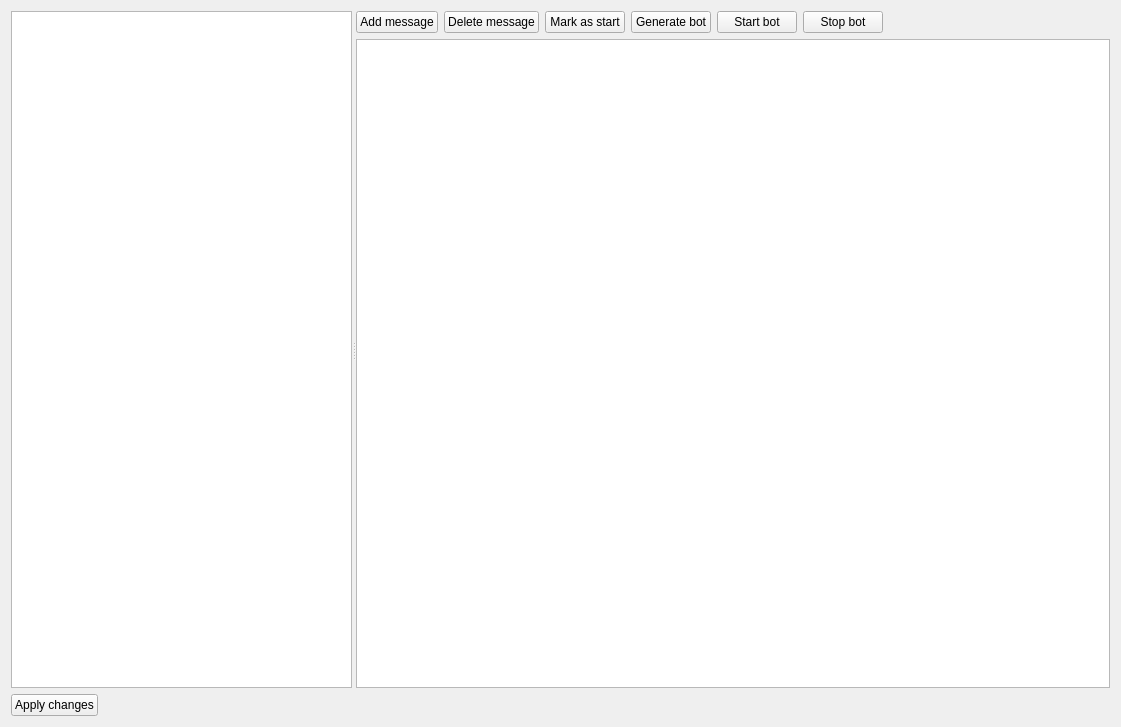
Before: the Qt Designer form desktop_constructor_app/constructor_app/widgets/bot_editor_form.ui in cuttlesystems/simplegram, drawn with Qt 5.
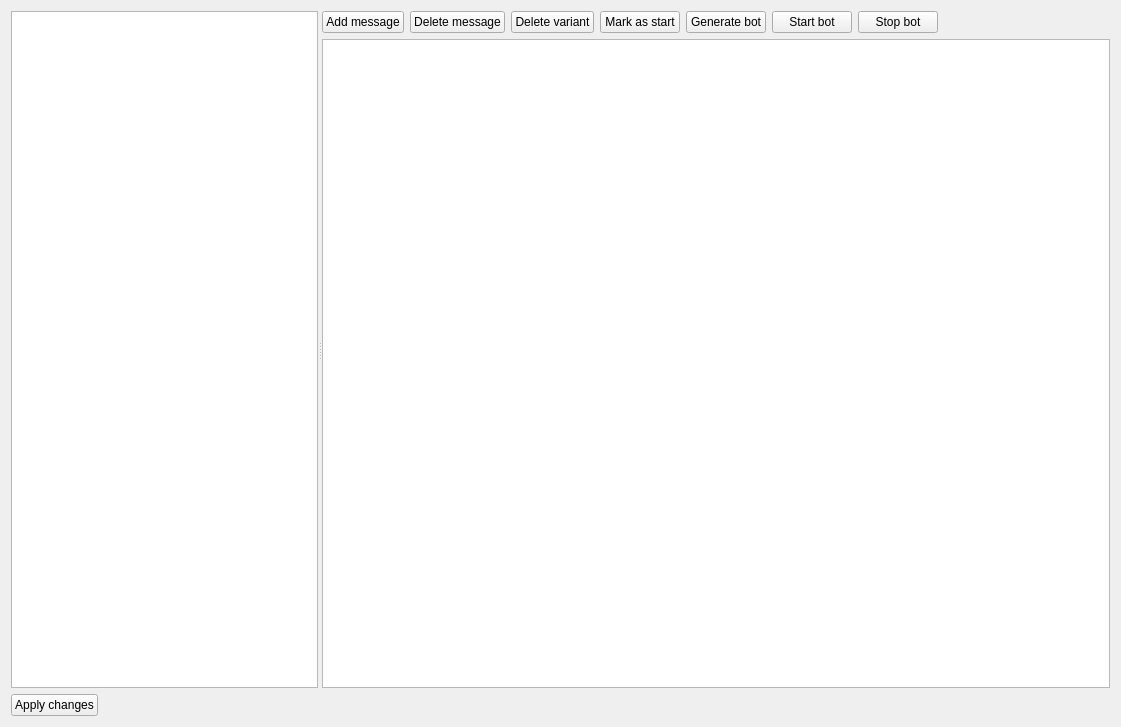
After: the same form once the commit is applied. Custom widgets are drawn as their Qt base class.

Commit message: Начал работу над удалением вариантов.

```diff
--- a/desktop_constructor_app/constructor_app/widgets/bot_editor_form.ui
+++ b/desktop_constructor_app/constructor_app/widgets/bot_editor_form.ui
@@ -38,6 +38,13 @@
            </property>
           </widget>
          </item>
+         <item>
+          <widget class="QPushButton" name="delete_variant_button">
+           <property name="text">
+            <string>Delete variant</string>
+           </property>
+          </widget>
+         </item>
          <item>
           <widget class="QPushButton" name="mark_as_start_button">
            <property name="text">
```
The commit also changes 1 other file.
